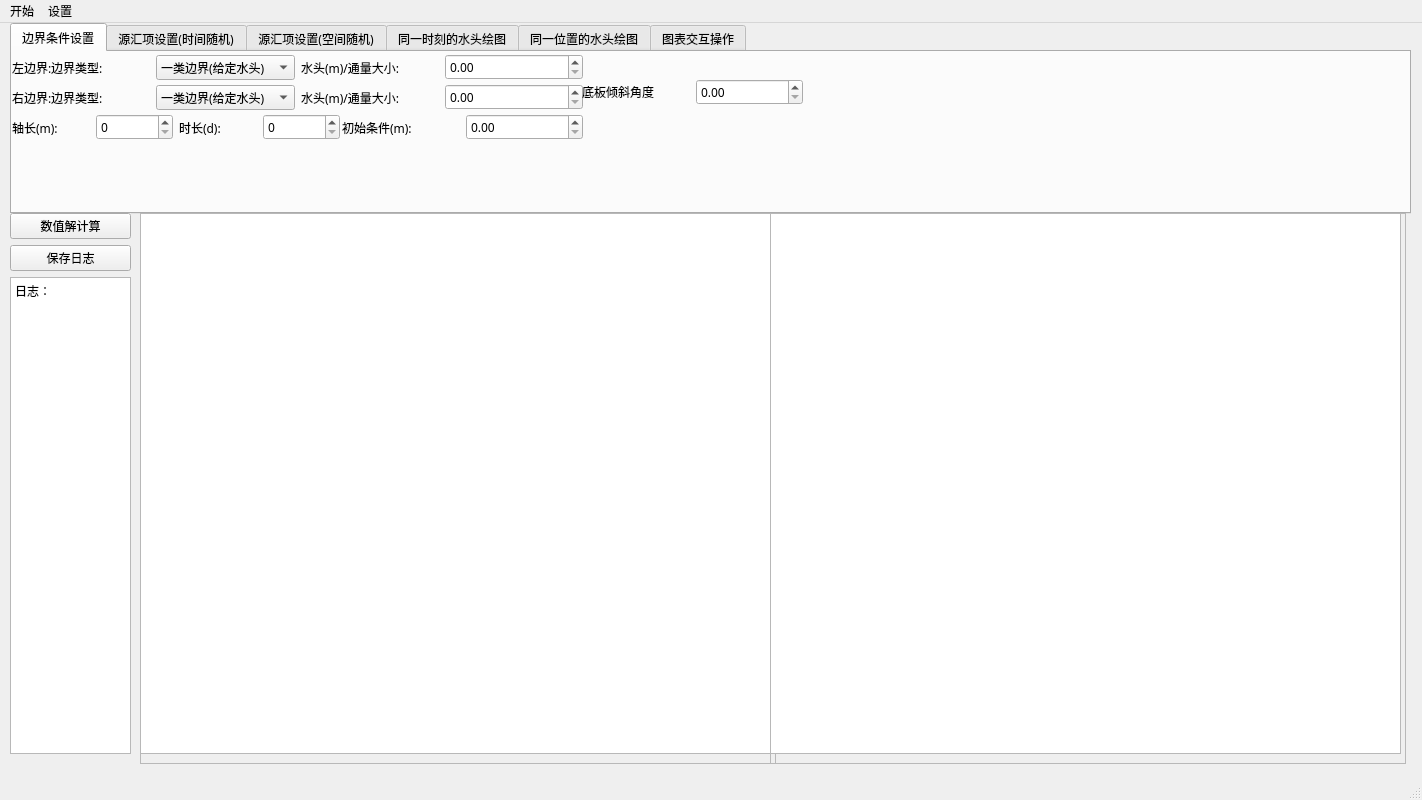
Above: random_flow_window.ui from Yulei-3005240023/Random_flow before the change. Below: the same form after it.
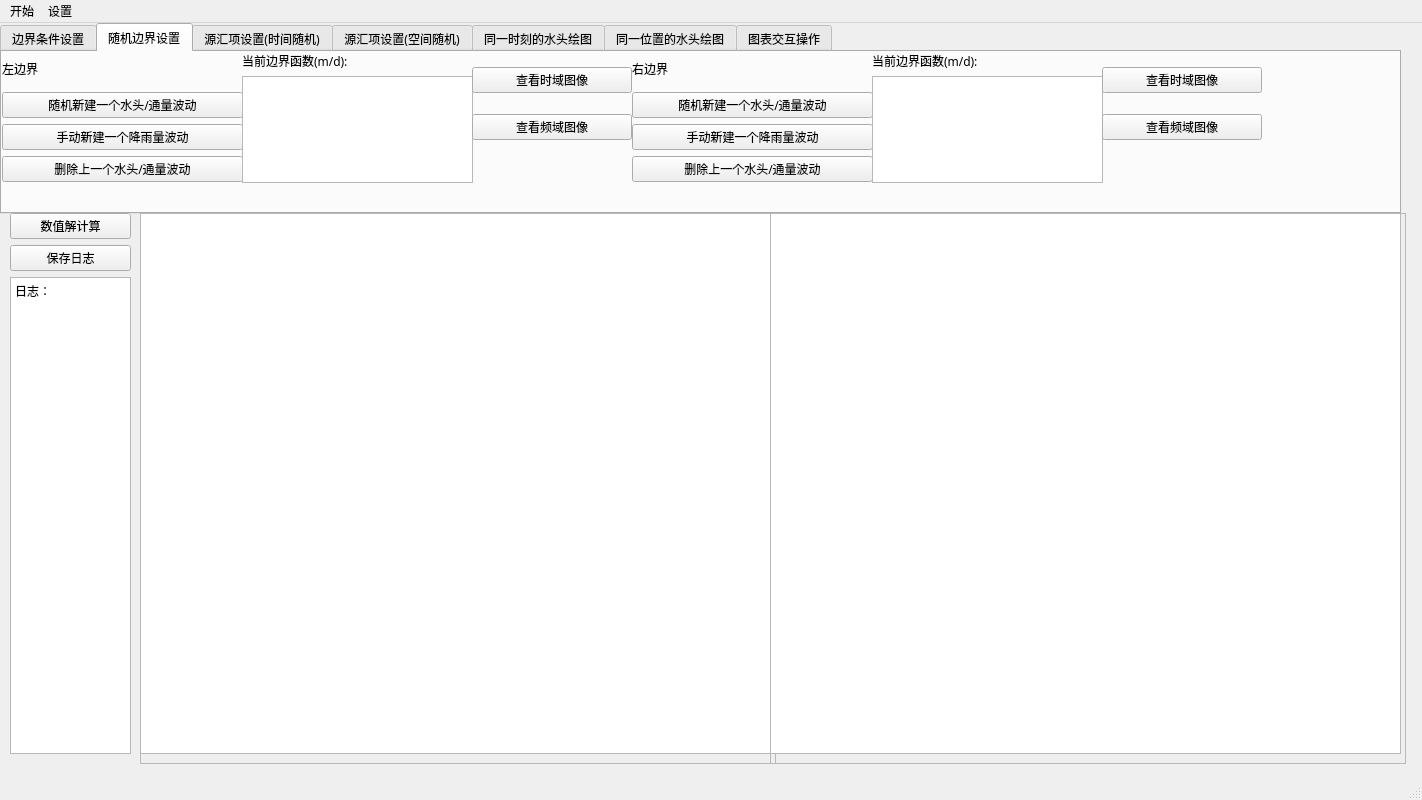
That is the form after the change. Custom widgets are drawn as their Qt base class.

```diff
--- a/random_flow_window.ui
+++ b/random_flow_window.ui
@@ -32,7 +32,7 @@
    <widget class="QTabWidget" name="tabWidget">
     <property name="geometry">
      <rect>
-      <x>10</x>
+      <x>0</x>
       <y>0</y>
       <width>1401</width>
       <height>191</height>
@@ -42,7 +42,7 @@
      <bool>false</bool>
     </property>
     <property name="currentIndex">
-     <number>0</number>
+     <number>1</number>
     </property>
     <widget class="QWidget" name="tab">
      <attribute name="title">
@@ -214,10 +214,10 @@
      <widget class="QWidget" name="horizontalLayoutWidget_5">
       <property name="geometry">
        <rect>
-        <x>570</x>
-        <y>0</y>
+        <x>0</x>
+        <y>90</y>
         <width>221</width>
-        <height>80</height>
+        <height>51</height>
        </rect>
       </property>
       <layout class="QHBoxLayout" name="horizontalLayout_5">
@@ -234,6 +234,187 @@
       </layout>
      </widget>
     </widget>
+    <widget class="QWidget" name="tab_7">
+     <attribute name="title">
+      <string>随机边界设置</string>
+     </attribute>
+     <widget class="QWidget" name="verticalLayoutWidget_12">
+      <property name="geometry">
+       <rect>
+        <x>0</x>
+        <y>0</y>
+        <width>241</width>
+        <height>130</height>
+       </rect>
+      </property>
+      <layout class="QVBoxLayout" name="verticalLayout_12">
+       <item>
+        <widget class="QLabel" name="label_15">
+         <property name="text">
+          <string>左边界</string>
+         </property>
+        </widget>
+       </item>
+       <item>
+        <widget class="QPushButton" name="random_new_wave_h_l">
+         <property name="text">
+          <string>随机新建一个水头/通量波动</string>
+         </property>
+        </widget>
+       </item>
+       <item>
+        <widget class="QPushButton" name="new_wave_h_l">
+         <property name="text">
+          <string>手动新建一个降雨量波动</string>
+         </property>
+        </widget>
+       </item>
+       <item>
+        <widget class="QPushButton" name="delete_wave_h_l">
+         <property name="text">
+          <string>删除上一个水头/通量波动</string>
+         </property>
+        </widget>
+       </item>
+      </layout>
+     </widget>
+     <widget class="QWidget" name="verticalLayoutWidget_13">
+      <property name="geometry">
+       <rect>
+        <x>240</x>
+        <y>0</y>
+        <width>231</width>
+        <height>131</height>
+       </rect>
+      </property>
+      <layout class="QVBoxLayout" name="verticalLayout_13">
+       <item>
+        <widget class="QLabel" name="label_14">
+         <property name="text">
+          <string>当前边界函数(m/d):</string>
+         </property>
+        </widget>
+       </item>
+       <item>
+        <widget class="QTextBrowser" name="textBrowser_function_h_l"/>
+       </item>
+      </layout>
+     </widget>
+     <widget class="QWidget" name="verticalLayoutWidget_14">
+      <property name="geometry">
+       <rect>
+        <x>630</x>
+        <y>0</y>
+        <width>241</width>
+        <height>130</height>
+       </rect>
+      </property>
+      <layout class="QVBoxLayout" name="verticalLayout_14">
+       <item>
+        <widget class="QLabel" name="label_17">
+         <property name="text">
+          <string>右边界</string>
+         </property>
+        </widget>
+       </item>
+       <item>
+        <widget class="QPushButton" name="random_new_wave_h_r">
+         <property name="text">
+          <string>随机新建一个水头/通量波动</string>
+         </property>
+        </widget>
+       </item>
+       <item>
+        <widget class="QPushButton" name="new_wave_h_r">
+         <property name="text">
+          <string>手动新建一个降雨量波动</string>
+         </property>
+        </widget>
+       </item>
+       <item>
+        <widget class="QPushButton" name="delete_wave_h_r">
+         <property name="text">
+          <string>删除上一个水头/通量波动</string>
+         </property>
+        </widget>
+       </item>
+      </layout>
+     </widget>
+     <widget class="QWidget" name="verticalLayoutWidget_15">
+      <property name="geometry">
+       <rect>
+        <x>870</x>
+        <y>0</y>
+        <width>231</width>
+        <height>131</height>
+       </rect>
+      </property>
+      <layout class="QVBoxLayout" name="verticalLayout_15">
+       <item>
+        <widget class="QLabel" name="label_19">
+         <property name="text">
+          <string>当前边界函数(m/d):</string>
+         </property>
+        </widget>
+       </item>
+       <item>
+        <widget class="QTextBrowser" name="textBrowser_function_h_r"/>
+       </item>
+      </layout>
+     </widget>
+     <widget class="QWidget" name="verticalLayoutWidget_16">
+      <property name="geometry">
+       <rect>
+        <x>470</x>
+        <y>0</y>
+        <width>160</width>
+        <height>103</height>
+       </rect>
+      </property>
+      <layout class="QVBoxLayout" name="verticalLayout_16">
+       <item>
+        <widget class="QPushButton" name="time_field_figure_h_l">
+         <property name="text">
+          <string>查看时域图像</string>
+         </property>
+        </widget>
+       </item>
+       <item>
+        <widget class="QPushButton" name="frequency_field_figure_h_l">
+         <property name="text">
+          <string>查看频域图像</string>
+         </property>
+        </widget>
+       </item>
+      </layout>
+     </widget>
+     <widget class="QWidget" name="verticalLayoutWidget_17">
+      <property name="geometry">
+       <rect>
+        <x>1100</x>
+        <y>0</y>
+        <width>160</width>
+        <height>103</height>
+       </rect>
+      </property>
+      <layout class="QVBoxLayout" name="verticalLayout_17">
+       <item>
+        <widget class="QPushButton" name="time_field_figure_h_r">
+         <property name="text">
+          <string>查看时域图像</string>
+         </property>
+        </widget>
+       </item>
+       <item>
+        <widget class="QPushButton" name="frequency_field_figure_h_r">
+         <property name="text">
+          <string>查看频域图像</string>
+         </property>
+        </widget>
+       </item>
+      </layout>
+     </widget>
+    </widget>
     <widget class="QWidget" name="tab_2">
      <attribute name="title">
       <string>源汇项设置(时间随机)</string>
```
Left out of the diff: 54 changed lines with no effect on the pictures.
